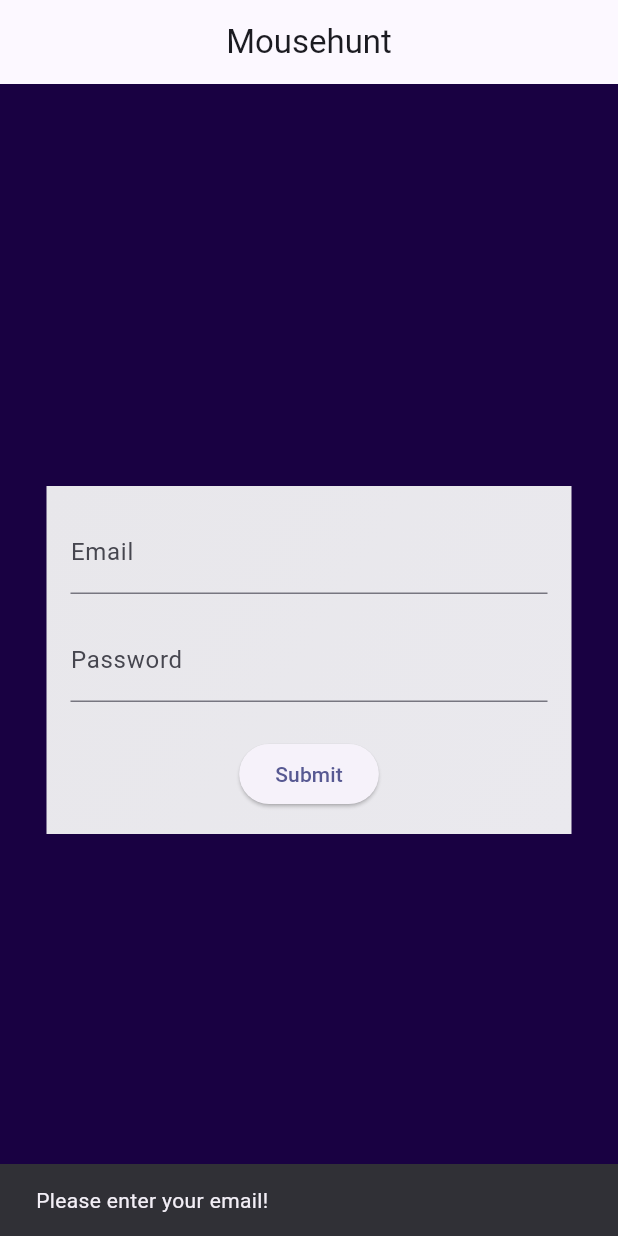
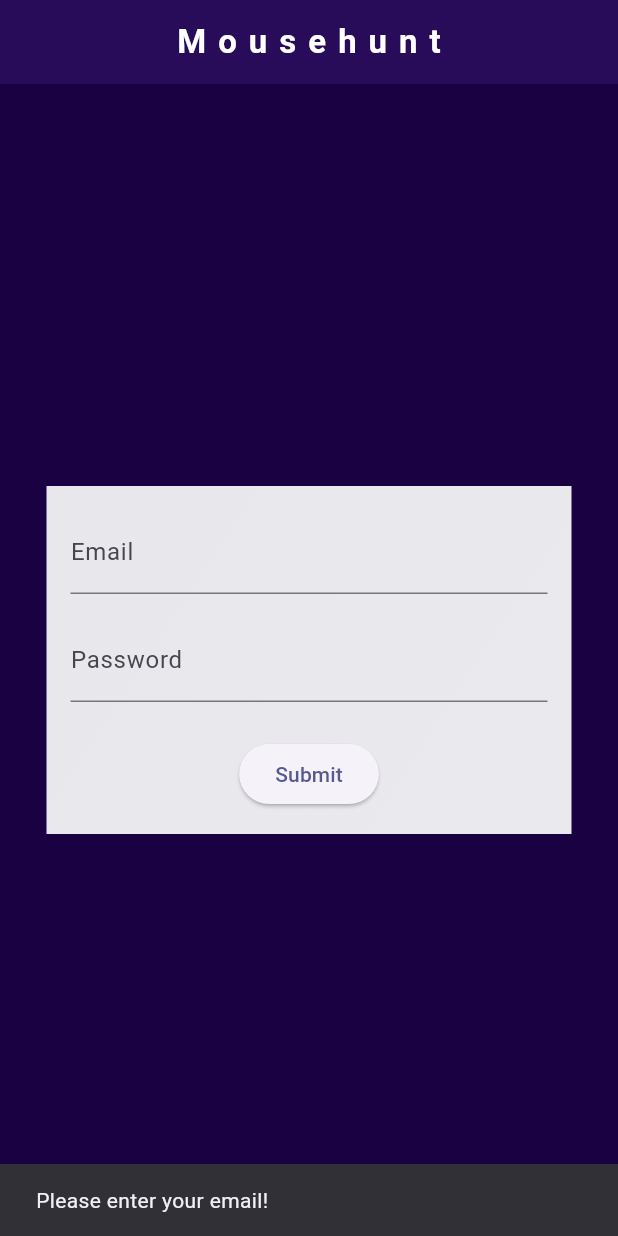
Before and after one commit to hareeshmh/mousehunt, a Flutter app: the screen it shows after launch, after a tap on "Submit", on a phone screen of 412 x 824 dp. Run offline on Flutter 3.47's test engine with Material 2 defaults, Android fonts, the light colour scheme and no system bars; our stand-ins replace firebase_auth, firebase_core; accounts and stored records are empty; statements that could not run were skipped.

Commit message:
firebase login works

```diff
--- /dev/null
+++ b/lib/landing_screen.dart
@@ -0,0 +1,63 @@
+import 'package:firebase_auth/firebase_auth.dart';
+import 'package:flutter/material.dart';
+import 'package:mousehunt/dashboard_screen.dart';
+import 'package:mousehunt/login_screen.dart';
+
+class LandingScreen extends StatefulWidget {
+  const LandingScreen({super.key});
+
+  @override
+  State<LandingScreen> createState() => _LandingScreenState();
+}
+
+class _LandingScreenState extends State<LandingScreen> {
+  final FirebaseAuth _auth = FirebaseAuth.instance;
+
+  @override
+  void initState() {
+    super.initState();
+    _auth.authStateChanges().listen((User? user) {
+      if (user == null) {
+        // If not logged in, navigate to the login screen
+        Navigator.of(context).pushReplacement(
+          MaterialPageRoute(
+            builder: (context) => const LoginScreen(),
+          ),
+        );
+      } else {
+        // If logged in, navigate to the dashboard
+        Navigator.of(context).pushReplacement(
+          MaterialPageRoute(
+            builder: (context) => DashboardScreen(),
+          ),
+        );
+      }
+    });
+  }
+
+  @override
+  Widget build(BuildContext context) {
+    return const Scaffold(
+      body: Center(
+        child: SizedBox(
+          width: 100,
+          height: 100,
+          child: Column(
+            children: [
+              CircularProgressIndicator(
+                color: Colors.white,
+              ),
+              SizedBox(
+                height: 16,
+              ),
+              Text(
+                'Loading...',
+                style: TextStyle(color: Colors.white),
+              ),
+            ],
+          ),
+        ),
+      ),
+    );
+  }
+}
--- a/lib/login_screen.dart
+++ b/lib/login_screen.dart
@@ -1,14 +1,16 @@
+import 'package:firebase_auth/firebase_auth.dart';
 import 'package:flutter/material.dart';
+import 'package:mousehunt/dashboard_screen.dart';
 import 'package:mousehunt/utils/utils.dart';
 
-class LoginForm extends StatefulWidget {
-  const LoginForm({super.key});
+class LoginScreen extends StatefulWidget {
+  const LoginScreen({super.key});
 
   @override
-  LoginFormState createState() => LoginFormState();
+  LoginScreenState createState() => LoginScreenState();
 }
 
-class LoginFormState extends State<LoginForm> {
+class LoginScreenState extends State<LoginScreen> {
   TextEditingController emailController = TextEditingController();
   TextEditingController passwordController = TextEditingController();
 
@@ -16,7 +18,15 @@ class LoginFormState extends State<LoginForm> {
   Widget build(BuildContext context) {
     return Scaffold(
       appBar: AppBar(
-        title: const Text('Mousehunt'),
+        backgroundColor: Colors.deepPurple.withOpacity(0.2),
+        title: const Text(
+          'Mousehunt',
+          style: TextStyle(
+            color: Colors.white,
+            fontWeight: FontWeight.bold,
+            letterSpacing: 8,
+          ),
+        ),
         centerTitle: true,
       ),
       body: Center(
@@ -58,6 +68,7 @@ class LoginFormState extends State<LoginForm> {
                         if (passwordController.text.isNotEmpty) {
                           password = passwordController.text;
                           print('Email: $email, Password: $password');
+                          _login();
                         } else {
                           Utils().mySnackBar(
                               context, 'Please enter your password!');
@@ -84,4 +95,30 @@ class LoginFormState extends State<LoginForm> {
     passwordController.dispose();
     super.dispose();
   }
+
+  Future<void> _login() async {
+    try {
+      UserCredential userCredential = await FirebaseAuth.instance.signInWithEmailAndPassword(
+        email: emailController.text.trim(),
+        password: passwordController.text.trim(),
+      );
+
+      // If login is successful, you can navigate to the next screen or perform any other actions.
+      print("Successfully logged in: ${userCredential.user?.uid}");
+      Navigator.of(context).pushReplacement(
+        MaterialPageRoute(
+          builder: (context) => DashboardScreen(),
+        ),
+      );
+    } on FirebaseAuthException catch (e) {
+      if (e.code == 'user-not-found') {
+        print('No user found for that email.');
+      } else if (e.code == 'wrong-password') {
+        print('Wrong password provided.');
+      } else {
+        print('Error: ${e.message}');
+      }
+    }
+  }
+
 }
--- a/lib/main.dart
+++ b/lib/main.dart
@@ -1,7 +1,16 @@
+import 'package:firebase_core/firebase_core.dart';
 import 'package:flutter/material.dart';
+import 'package:mousehunt/firebase/firebase_options.dart';
+import 'package:mousehunt/landing_screen.dart';
 import 'package:mousehunt/login_screen.dart';
 
-void main() {
+
+
+Future<void> main() async {
+  WidgetsFlutterBinding.ensureInitialized();
+  await Firebase.initializeApp(
+    options: DefaultFirebaseOptions.currentPlatform,
+  );
   runApp(const MouseApp());
 }
 
@@ -11,6 +20,7 @@ class MouseApp extends StatelessWidget {
   @override
   Widget build(BuildContext context) {
     return MaterialApp(
+      debugShowCheckedModeBanner: false,
       title: 'MouseHunt',
       theme: ThemeData(
         colorScheme: ColorScheme.fromSeed(
@@ -18,7 +28,7 @@ class MouseApp extends StatelessWidget {
         scaffoldBackgroundColor: const Color.fromARGB(255, 25, 1, 66),
         useMaterial3: true,
       ),
-      home: const LoginForm(),
+      home: const LandingScreen(),
     );
   }
 }
--- a/pubspec.yaml
+++ b/pubspec.yaml
@@ -11,6 +11,8 @@ dependencies:
   flutter:
     sdk: flutter
   cupertino_icons: ^1.0.2
+  firebase_core: ^2.24.2
+  firebase_auth: ^4.15.2
 
 dev_dependencies:
   flutter_test:
```
Also changed, not shown: lib/dashboard_screen.dart (added, +41 -0 lines), lib/firebase/firebase_options.dart (added), pubspec.lock, 9 other files.
